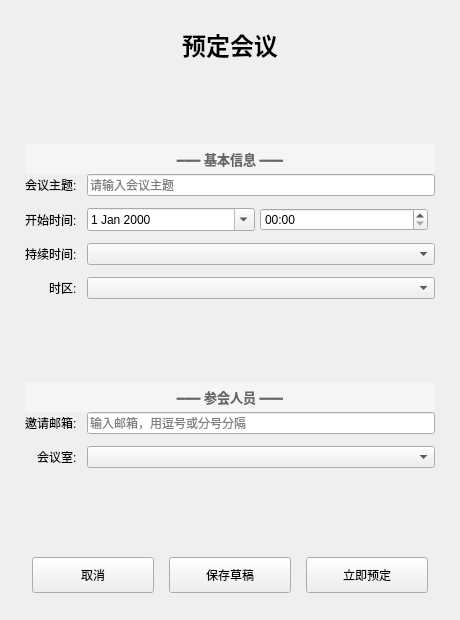
This is ui/bookmeeting.ui in zhangdalin/MeetEx as Qt 5 draws it before an edit. The edited form follows.
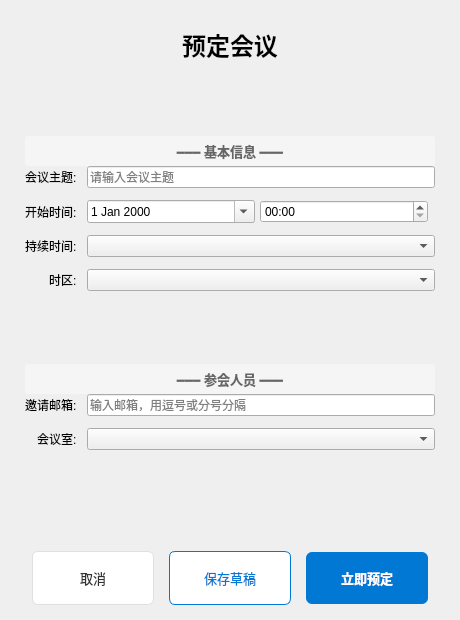
This is the edited form.

Commit message:
fix(bookmeeting): 修复编译错误并美化按钮样式
- 添加缺失的 QTextEdit 头文件包含
- 为底部按钮添加 QSS 样式：
  - bookNowBtn: 蓝色主按钮样式
  - saveDraftBtn: 白色背景蓝色边框样式
  - cancelBtn: 白色背景灰色边框样式

What changed in the file:
```diff
--- a/ui/bookmeeting.ui
+++ b/ui/bookmeeting.ui
@@ -24,26 +24,59 @@
     <number>0</number>
    </property>
    <property name="leftMargin">
-    <number>25</number>
+    <number>0</number>
    </property>
    <property name="topMargin">
-    <number>20</number>
+    <number>0</number>
    </property>
    <property name="rightMargin">
-    <number>25</number>
+    <number>0</number>
    </property>
    <property name="bottomMargin">
-    <number>20</number>
+    <number>0</number>
    </property>
    <item>
-    <spacer name="topSpacer">
-     <property name="orientation">
-      <enum>Qt::Vertical</enum>
+    <widget class="QScrollArea" name="scrollArea">
+     <property name="frameShape">
+      <enum>QFrame::NoFrame</enum>
      </property>
-    </spacer>
-   </item>
-   <item>
-    <widget class="QLabel" name="titleLabel">
+     <property name="widgetResizable">
+      <bool>true</bool>
+     </property>
+     <widget class="QWidget" name="scrollAreaWidgetContents">
+      <property name="geometry">
+       <rect>
+        <x>0</x>
+        <y>0</y>
+        <width>460</width>
+        <height>620</height>
+       </rect>
+      </property>
+      <layout class="QVBoxLayout" name="scrollLayout">
+       <property name="spacing">
+        <number>0</number>
+       </property>
+       <property name="leftMargin">
+        <number>25</number>
+       </property>
+       <property name="topMargin">
+        <number>20</number>
+       </property>
+       <property name="rightMargin">
+        <number>25</number>
+       </property>
+       <property name="bottomMargin">
+        <number>10</number>
+       </property>
+       <item>
+        <spacer name="topSpacer">
+         <property name="orientation">
+          <enum>Qt::Vertical</enum>
+         </property>
+        </spacer>
+       </item>
+       <item>
+        <widget class="QLabel" name="titleLabel">
      <property name="font">
       <font>
        <pointsize>18</pointsize>
@@ -298,8 +331,24 @@
      </property>
     </spacer>
    </item>
+      </layout>
+     </widget>
+    </widget>
+   </item>
    <item>
     <layout class="QHBoxLayout" name="buttonLayout">
+     <property name="leftMargin">
+      <number>25</number>
+     </property>
+     <property name="topMargin">
+      <number>10</number>
+     </property>
+     <property name="rightMargin">
+      <number>25</number>
+     </property>
+     <property name="bottomMargin">
+      <number>15</number>
+     </property>
      <property name="spacing">
       <number>15</number>
      </property>
@@ -318,6 +367,21 @@
          <height>36</height>
         </size>
        </property>
+       <property name="styleSheet">
+        <string notr="true">QPushButton#cancelBtn {
+    background-color: #ffffff;
+    border: 1px solid #e0e0e0;
+    border-radius: 6px;
+    padding: 8px 20px;
+    color: #333333;
+    font-size: 13px;
+    min-height: 36px;
+    min-width: 80px;
+}
+QPushButton#cancelBtn:hover {
+    background-color: #f5f5f5;
+}</string>
+       </property>
        <property name="text">
         <string>取消</string>
        </property>
@@ -331,6 +395,21 @@
          <height>36</height>
         </size>
        </property>
+       <property name="styleSheet">
+        <string notr="true">QPushButton#saveDraftBtn {
+    background-color: #ffffff;
+    border: 1px solid #0078d4;
+    border-radius: 6px;
+    padding: 8px 20px;
+    color: #0078d4;
+    font-size: 13px;
+    min-height: 36px;
+    min-width: 80px;
+}
+QPushButton#saveDraftBtn:hover {
+    background-color: #f0f7ff;
+}</string>
+       </property>
        <property name="text">
         <string>保存草稿</string>
        </property>
@@ -344,6 +423,22 @@
          <height>36</height>
         </size>
        </property>
+       <property name="styleSheet">
+        <string notr="true">QPushButton#bookNowBtn {
+    background-color: #0078d4;
+    border: none;
+    border-radius: 6px;
+    padding: 8px 20px;
+    color: white;
+    font-size: 13px;
+    font-weight: bold;
+    min-height: 36px;
+    min-width: 80px;
+}
+QPushButton#bookNowBtn:hover {
+    background-color: #006cbd;
+}</string>
+       </property>
        <property name="text">
         <string>立即预定</string>
        </property>
@@ -358,13 +453,6 @@
      </item>
     </layout>
    </item>
-   <item>
-    <spacer name="bottomSpacer">
-     <property name="orientation">
-      <enum>Qt::Vertical</enum>
-     </property>
-    </spacer>
-   </item>
   </layout>
  </widget>
  <resources/>
```
The commit also changes 1 other file.
